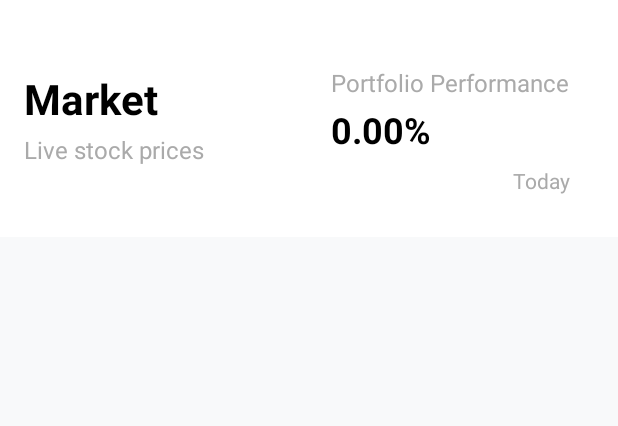
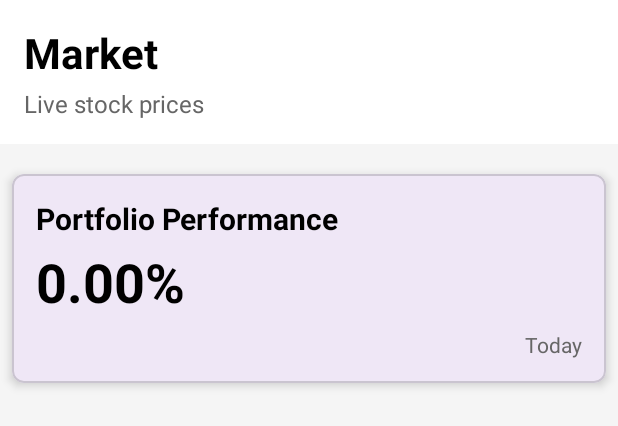
Before and after one commit to aaqwesas/iPAD, an Android app: the layout fragment_home.xml on its own in the app's theme, with its tools: preview values and no code run, on a phone screen of 412 x 824 dp. Shown: the top 426 px of the screen. Run offline under Robolectric (Android 15) with nearby library versions, the phone set to English and light mode, and no system bars; network calls fail.

Commit message:
update home and portfolio ui

```diff
--- a/app/src/main/res/layout/fragment_home.xml
+++ b/app/src/main/res/layout/fragment_home.xml
@@ -1,11 +1,12 @@
 <?xml version="1.0" encoding="utf-8"?>
 <LinearLayout xmlns:android="http://schemas.android.com/apk/res/android"
     xmlns:tools="http://schemas.android.com/tools"
+    xmlns:app="http://schemas.android.com/apk/res-auto"
     android:layout_width="match_parent"
     android:layout_height="match_parent"
     android:orientation="vertical"
     tools:context="com.main.Fragment.HomeFragment"
-    android:background="#F8F9FA">
+    android:background="@color/light_gray">
 
     <!-- Header Section -->
     <LinearLayout
@@ -36,7 +37,7 @@
                 android:layout_marginTop="4dp"
                 android:text="Live stock prices"
                 android:textSize="16sp"
-                android:textColor="@android:color/darker_gray" />
+                android:textColor="@color/dark_gray" />
 
         </LinearLayout>
 
@@ -46,21 +47,34 @@
             android:layout_height="24dp"
             android:visibility="gone" />
 
+    </LinearLayout>
+
+    <!-- Portfolio Summary -->
+    <com.google.android.material.card.MaterialCardView
+        android:id="@+id/portfolio_card"
+        android:layout_width="match_parent"
+        android:layout_height="wrap_content"
+        android:layout_marginStart="8dp"
+        android:layout_marginEnd="8dp"
+        android:layout_marginTop="20dp"
+        android:layout_marginBottom="20dp"
+        app:cardCornerRadius="8dp"
+        app:cardElevation="4dp">
+
         <LinearLayout
             android:id="@+id/portfolio_box"
-            android:layout_width="wrap_content"
+            android:layout_width="match_parent"
             android:layout_height="wrap_content"
             android:orientation="vertical"
-            android:background="@android:color/white"
-            android:layout_marginTop="8dp"
             android:padding="16dp">
 
             <TextView
                 android:layout_width="wrap_content"
                 android:layout_height="wrap_content"
                 android:text="Portfolio Performance"
-                android:textSize="16sp"
-                android:textColor="@android:color/darker_gray" />
+                android:textSize="20sp"
+                android:textStyle="bold"
+                android:textColor="@android:color/black" />
 
             <TextView
                 android:id="@+id/txt_portfolio_value"
@@ -68,7 +82,7 @@
                 android:layout_height="wrap_content"
                 android:layout_marginTop="4dp"
                 android:text="0.00%"
-                android:textSize="24sp"
+                android:textSize="36sp"
                 android:textStyle="bold"
                 android:textColor="@android:color/black" />
 
@@ -83,7 +97,7 @@
                     android:layout_height="wrap_content"
                     android:layout_weight="1"
                     android:textSize="14sp"
-                    android:textColor="@android:color/darker_gray" />
+                    android:textColor="@color/dark_gray" />
 
                 <TextView
                     android:id="@+id/txt_daily_pl"
@@ -91,13 +105,13 @@
                     android:layout_height="wrap_content"
                     android:text="Today"
                     android:textSize="14sp"
-                    android:textColor="@android:color/darker_gray" />
+                    android:textColor="@color/dark_gray" />
 
             </LinearLayout>
 
         </LinearLayout>
+    </com.google.android.material.card.MaterialCardView>
 
-    </LinearLayout>
 
     <!-- Stock List -->
     <androidx.recyclerview.widget.RecyclerView
```
Also changed, not shown: app/src/main/res/layout/fragment_candlestick.xml (+79 -58 lines).
